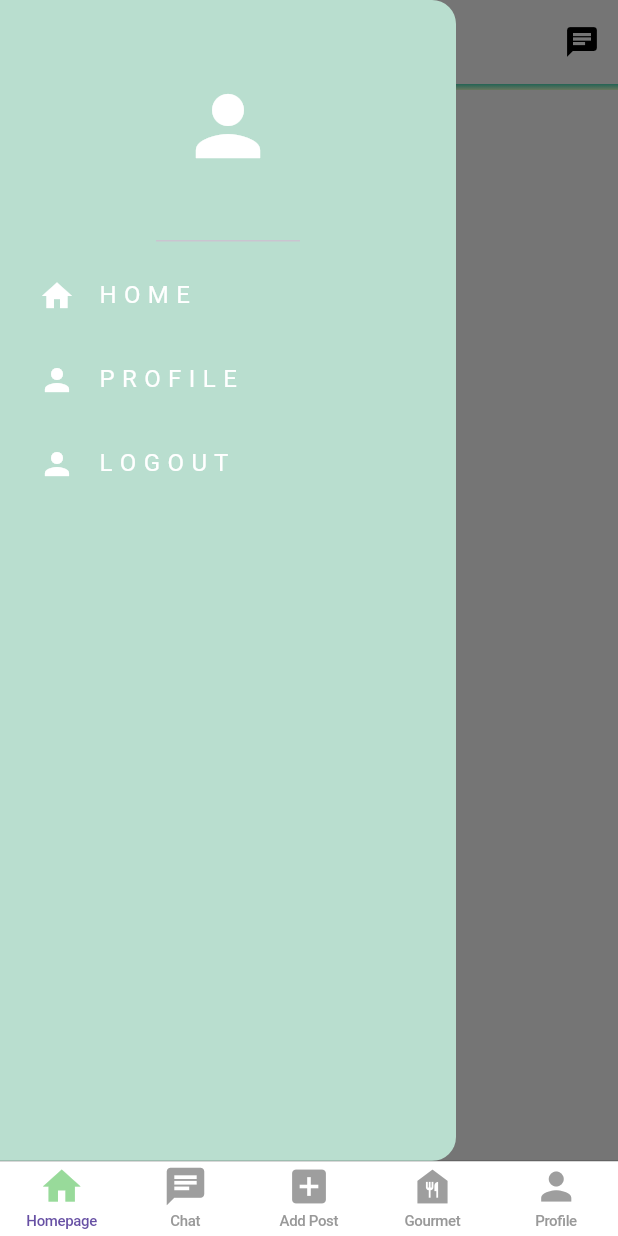
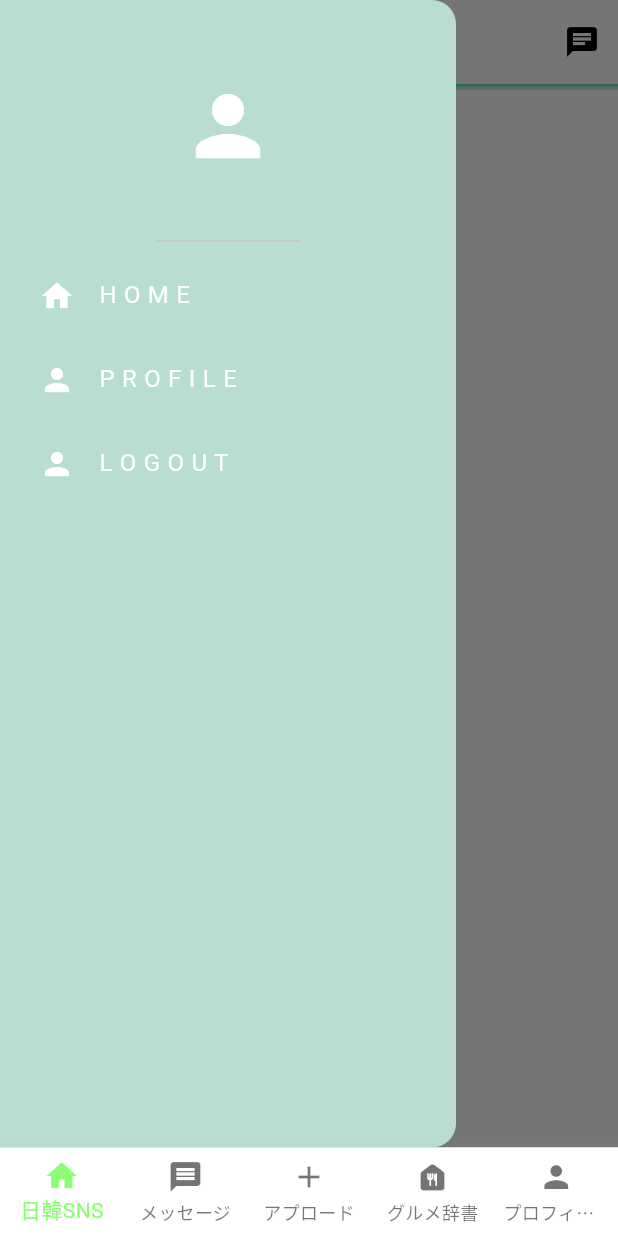
Before and after one commit to realYungi/Flutter_SNS_Mobile_App, a Flutter app: the screen it shows once a user with an empty profile is signed in, with the side drawer open, on a phone screen of 412 x 824 dp. Run offline on Flutter 3.47's test engine with Material 3 defaults, Android fonts, the phone set to English and light mode, and no system bars; our stand-ins replace clay_containers, cloud_firestore, firebase_auth, firebase_core, firebase_storage, flutter_rating_bar and 1 more; accounts and stored records are empty.

Commit message:
Added the Google Places API feature for the gourmet post and re designed the bottom naviagation bar

```diff
--- a/lib/mainpage.dart
+++ b/lib/mainpage.dart
@@ -15,6 +15,8 @@ class MainPage extends StatefulWidget {
 class _MainPageState extends State<MainPage> {
   int _page = 0;
   late PageController pageController;
+    int _selectedIndex = 0;
+
 
   @override
   void initState() {
@@ -41,6 +43,18 @@ class _MainPageState extends State<MainPage> {
     });
   }
 
+ void _onItemTapped(int index) {
+  setState(() {
+    _selectedIndex = index;
+  });
+  pageController.animateToPage(
+    index,
+    duration: Duration(milliseconds: 300), // Duration of the animation
+    curve: Curves.easeInOut, // The animation curve
+  );
+}
+
+
   @override
 Widget build(BuildContext context) {
   return Scaffold(
@@ -48,51 +62,49 @@ class _MainPageState extends State<MainPage> {
       children: homeScreenItems,
       controller: pageController,
       onPageChanged: onPageChanged,
-
-
     ),
-
-      bottomNavigationBar: CupertinoTabBar(
-
-        backgroundColor: Colors.white,
-        items: [
+    bottomNavigationBar: Container(
+      decoration: BoxDecoration(
+        color: Colors.white, // Set the background color of the navbar to white
+        boxShadow: [
+          BoxShadow(
+            color: Colors.grey.withOpacity(0.1), // Adjust the opacity as needed
+            spreadRadius: 5,
+            blurRadius: 7,
+            offset: Offset(0, 3), // changes position of shadow
+          ),
+        ],
+      ),
+      child: BottomNavigationBar(
+        items: const <BottomNavigationBarItem>[
           BottomNavigationBarItem(
-            icon: Icon(
-              Icons.home,
-              color: _page == 0 ? selectedColor : unselectedColor,
-            ),
-            label: 'Homepage',
-
-            backgroundColor: Colors.white,
+            icon: Icon(Icons.home),
+            label: '日韓SNS',
           ),
           BottomNavigationBarItem(
-            icon: Icon(
-              Icons.chat,
-              color: _page == 1 ? selectedColor : unselectedColor,
-            ),
-            label: 'Chat',
-            backgroundColor: Colors.white,
+            icon: Icon(Icons.message),
+            label: 'メッセージ',
           ),
           BottomNavigationBarItem(
-            icon: Icon(Icons.add_box,               color: _page == 2 ? selectedColor: unselectedColor,
-),
-            label: 'Add Post',
-            backgroundColor: Colors.white,
+            icon: Icon(Icons.add),
+            label: 'アプロード',
           ),
           BottomNavigationBarItem(
-            icon: Icon(Icons.food_bank,               color: _page == 3 ? selectedColor: unselectedColor,
-),
-            label: 'Gourmet',
-            backgroundColor: Colors.white,
+            icon: Icon(Icons.food_bank_rounded),
+            label: 'グルメ辞書',
           ),
           BottomNavigationBarItem(
-            icon: Icon(Icons.person,               color: _page == 4 ? selectedColor: unselectedColor,
-),
-            label: 'Profile',
-            backgroundColor: Colors.white,
+            icon: Icon(Icons.person),
+            label: 'プロフィール',
           ),
         ],
-        onTap: navigationTapped,
+        currentIndex: _selectedIndex,
+        selectedItemColor: Color.fromARGB(255, 138, 255, 114),
+        onTap: _onItemTapped,
+        backgroundColor: Colors.transparent, // Make the BottomNavigationBar's background transparent
+        type: BottomNavigationBarType.fixed, // Prevents the navbar from shifting
+        elevation: 0, // Removes any existing elevation shadow
+      ),
     ),
   );
 }
```
Also changed, not shown: lib/components/custom_text_form_field.dart (added, +99 -0 lines), lib/screen/add_post.dart (+19 -1 lines). Lines whose indentation alone changed are shown as unchanged.
